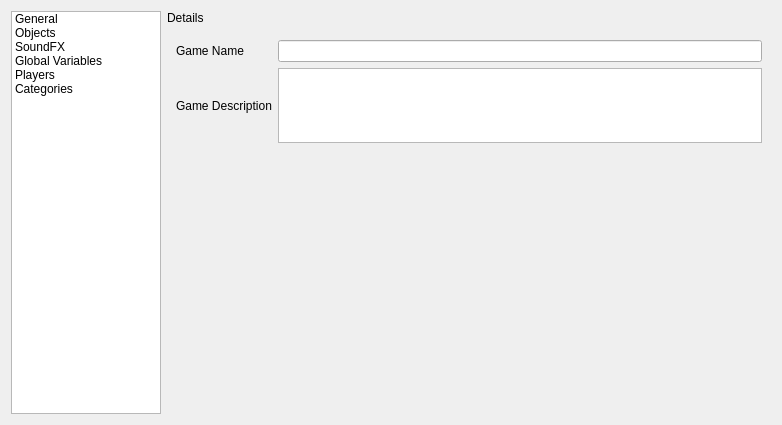
Old version of the form RetroEDv2/tools/gameconfigeditorv3.ui in the repository RSDKModding/RetroED.
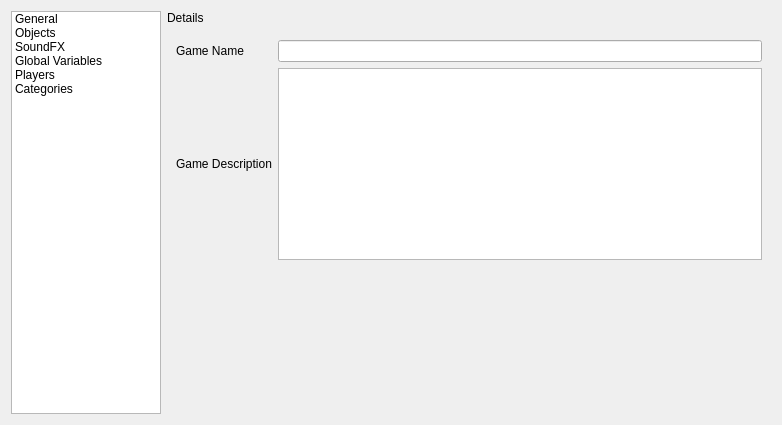
New version of the form.

What changed in the file:
```diff
--- a/RetroEDv2/tools/gameconfigeditorv3.ui
+++ b/RetroEDv2/tools/gameconfigeditorv3.ui
@@ -92,7 +92,7 @@
          <property name="maximumSize">
           <size>
            <width>16777215</width>
-           <height>75</height>
+           <height>16777215</height>
           </size>
          </property>
         </widget>
```
